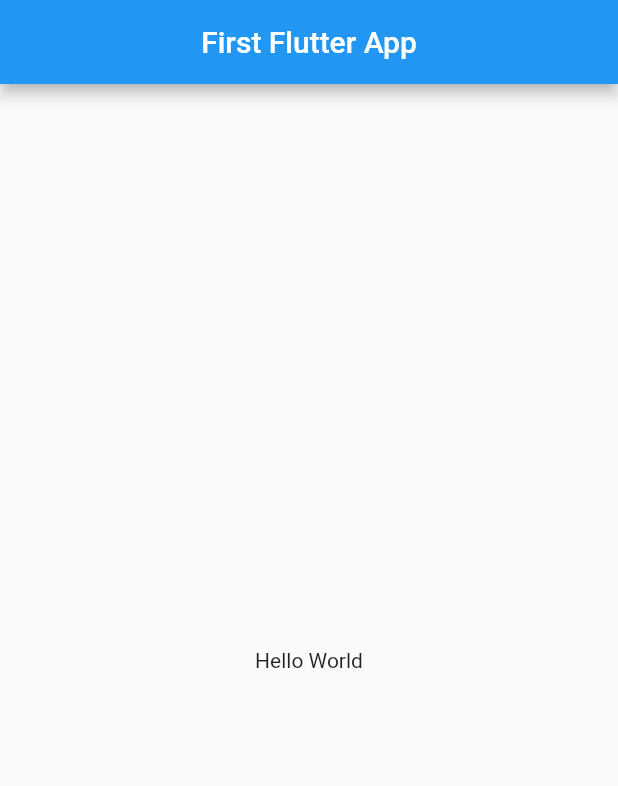
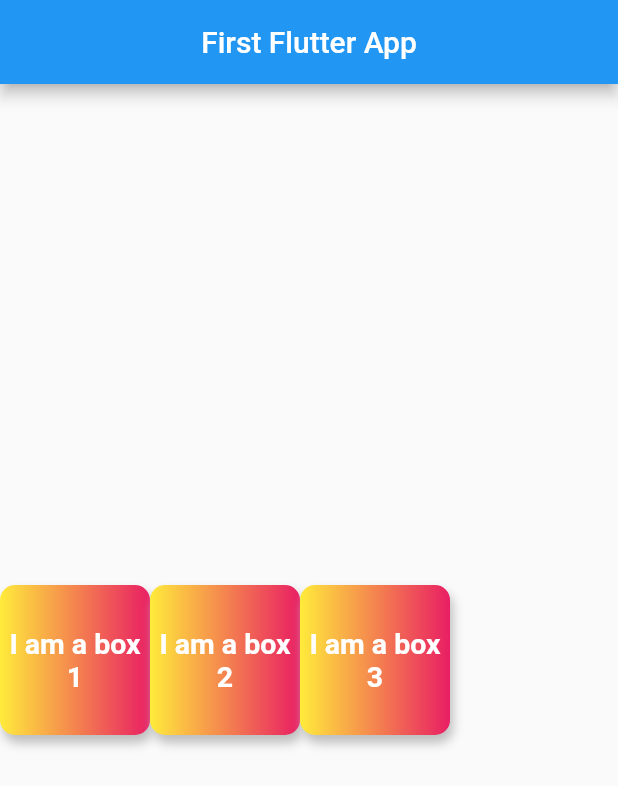
Before and after one commit to Hashir-Khan777/First-Flutter-App, a Flutter app: the screen it shows after launch, on a phone screen of 412 x 824 dp. Shown: the top 786 px of the screen. Run offline on Flutter 3.47's test engine with Material 2 defaults, Android fonts, the light colour scheme and no system bars.

Commit message:
First Flutter App

```diff
--- a/lib/main.dart
+++ b/lib/main.dart
@@ -15,8 +15,87 @@
         title: Center(child: Text('First Flutter App')),
       ),
       body: Center(
-        child: Container(
-          child: Text('Hello World'),
+        child: Row(
+          children: [
+            Container(
+              width: 100,
+              height: 100,
+              child: Text(
+                'I am a box 1',
+                textAlign: TextAlign.center,
+                style: TextStyle(
+                  color: Colors.white,
+                  fontWeight: FontWeight.bold,
+                  fontSize: 19,
+                ),
+              ),
+              alignment: Alignment.center,
+              padding: const EdgeInsets.all(3),
+              decoration: BoxDecoration(
+                  borderRadius: BorderRadius.circular(10),
+                  boxShadow: [
+                    BoxShadow(
+                      color: Colors.grey[400],
+                      blurRadius: 5,
+                      offset: Offset(2.0, 5.0),
+                    )
+                  ],
+                  gradient:
+                      LinearGradient(colors: [Colors.yellow, Colors.pink])),
+            ),
+            Container(
+              width: 100,
+              height: 100,
+              child: Text(
+                'I am a box 2',
+                textAlign: TextAlign.center,
+                style: TextStyle(
+                  color: Colors.white,
+                  fontWeight: FontWeight.bold,
+                  fontSize: 19,
+                ),
+              ),
+              alignment: Alignment.center,
+              padding: const EdgeInsets.all(3),
+              decoration: BoxDecoration(
+                  borderRadius: BorderRadius.circular(10),
+                  boxShadow: [
+                    BoxShadow(
+                      color: Colors.grey[400],
+                      blurRadius: 5,
+                      offset: Offset(2.0, 5.0),
+                    )
+                  ],
+                  gradient:
+                      LinearGradient(colors: [Colors.yellow, Colors.pink])),
+            ),
+            Container(
+              width: 100,
+              height: 100,
+              child: Text(
+                'I am a box 3',
+                textAlign: TextAlign.center,
+                style: TextStyle(
+                  color: Colors.white,
+                  fontWeight: FontWeight.bold,
+                  fontSize: 19,
+                ),
+              ),
+              alignment: Alignment.center,
+              padding: const EdgeInsets.all(3),
+              decoration: BoxDecoration(
+                  borderRadius: BorderRadius.circular(10),
+                  boxShadow: [
+                    BoxShadow(
+                      color: Colors.grey[400],
+                      blurRadius: 5,
+                      offset: Offset(2.0, 5.0),
+                    )
+                  ],
+                  gradient:
+                      LinearGradient(colors: [Colors.yellow, Colors.pink])),
+            )
+          ],
         ),
       ),
     );
```
